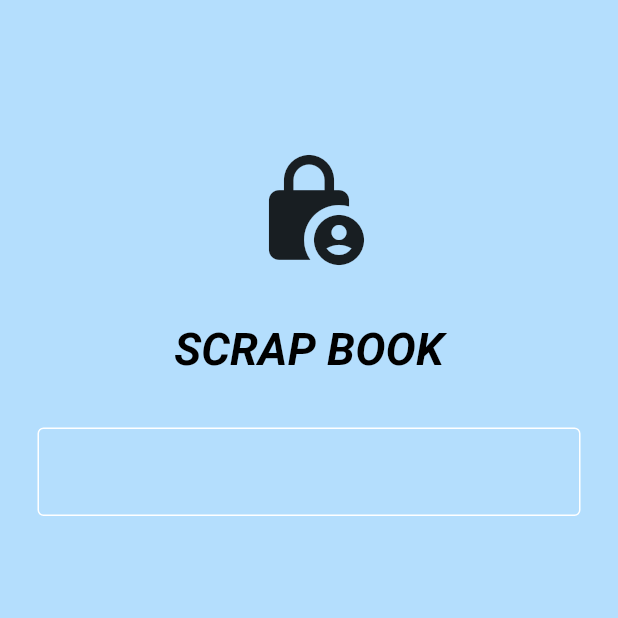
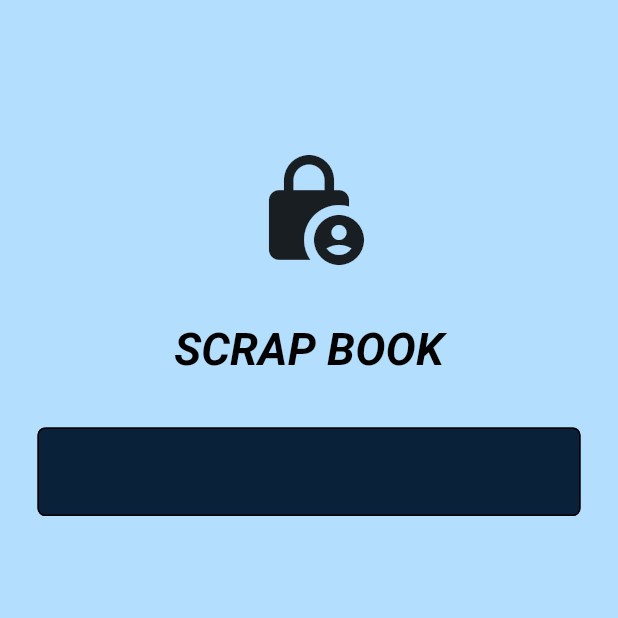
Before and after one commit to Mitesh49/ScrabBook, a Flutter app: the screen it shows after launch, on a phone screen of 412 x 824 dp, the top half of it. Run offline on Flutter 3.47's test engine with Material 2 defaults, Android fonts, the phone set to English and light mode, and no system bars.

```diff
--- a/lib/pages/loginpage.dart
+++ b/lib/pages/loginpage.dart
@@ -39,10 +39,13 @@ class loginpage extends StatelessWidget {
                 child: TextField(
                   decoration: InputDecoration(
                       enabledBorder: OutlineInputBorder(
-                          borderSide: BorderSide(color: Colors.white)),
+                          borderSide: BorderSide(color: Colors.black),
+                          borderRadius: BorderRadius.all(Radius.circular(5))),
                       focusedBorder: OutlineInputBorder(
-                        borderSide: BorderSide(color: Colors.black),
-                      )),
+                          borderSide: BorderSide(color: Colors.white),
+                          borderRadius: BorderRadius.all(Radius.circular(25))),
+                      fillColor: Color.fromARGB(255, 10, 33, 58),
+                      filled: true),
                 ),
               )
 
```
